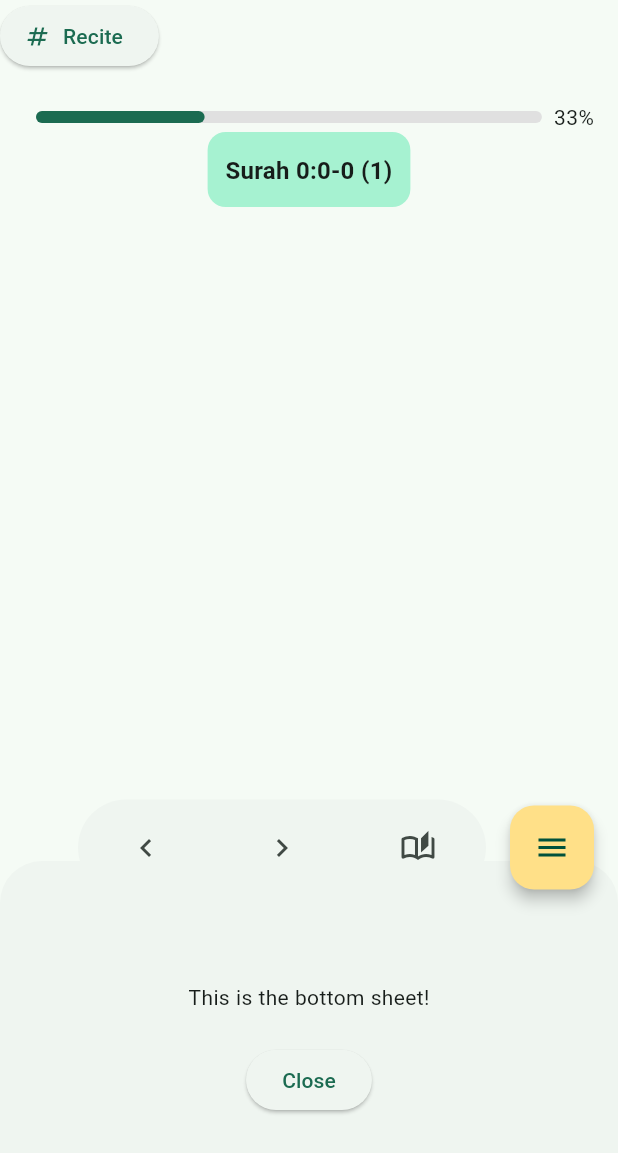
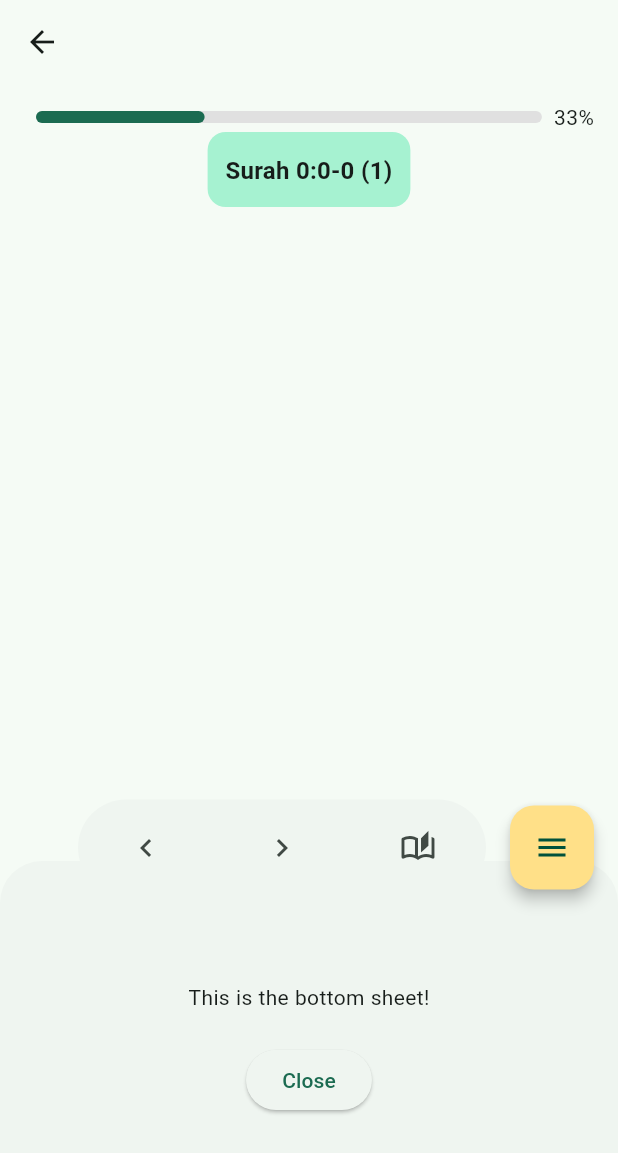
Before and after one commit to oneeall/ourdeen, a Flutter app: the MemorizationSessionView screen opened directly with empty values, after a tap on an icon or button, on a phone screen of 412 x 824 dp. Shown: the top 1153 px of the screen. Run offline on Flutter 3.47's test engine with Material 3 defaults, Android fonts, the phone set to English and light mode, and no system bars; our stand-ins replace google_fonts; missing offline and left inert: motor; Roboto replaces fonts that are missing (Noto Sans Anatolian Hieroglyphs).

Commit message:
clean the code

```diff
--- a/lib/features/memorizing/presentation/views/memorization_session_view.dart
+++ b/lib/features/memorizing/presentation/views/memorization_session_view.dart
@@ -481,39 +481,6 @@
 }
 
 
-class ReciteFloatButton extends StatefulWidget {
-  const ReciteFloatButton({super.key});
-
-  @override
-  State<ReciteFloatButton> createState() => _ReciteFloatButtonState();
-}
-
-class _ReciteFloatButtonState extends State<ReciteFloatButton> {
-  var _offset = Offset(0.0, 0.0);
-
-  @override
-  Widget build(BuildContext context) {
-    return Positioned(
-      left: _offset.dx,
-      top: _offset.dy,
-      child: GestureDetector(
-        onPanUpdate: (details) {
-          setState(() {
-
-            _offset += Offset(details.delta.dx, details.delta.dy);
-          });
-        },
-        child: ElevatedButton.icon(
-          icon: Icon(Icons.numbers),
-          onPressed: () {},
-          label: Text('Recite'),
-        ),
-      ),
-    );
-  }
-}
-
-
 class _BottomNavigation extends StatelessWidget {
   const _BottomNavigation({
     required this.currentStep,
@@ -869,9 +836,7 @@
             // }
             return true;
           },
-          child: Stack(
-            children: [
-              CustomScrollView(
+          child: CustomScrollView(
             controller: bodyScrollController,
             slivers: [
               SliverAppBar(
@@ -1014,9 +979,6 @@
                   ),
                 ),
               ),
-                ],
-              ),
-              ReciteFloatButton()
             ],
           ),
         ),
```
Lines whose indentation alone changed are shown as unchanged.
